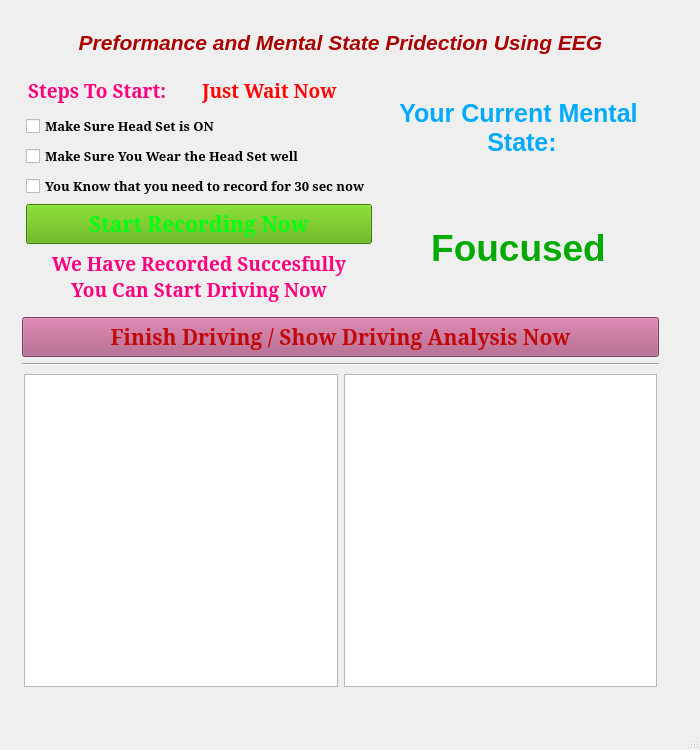
omarmagdy217/Driving-Behavior-Prediction_GP, file FinalGUIVersion1/Final_GUI_Window.ui: the form before one commit.
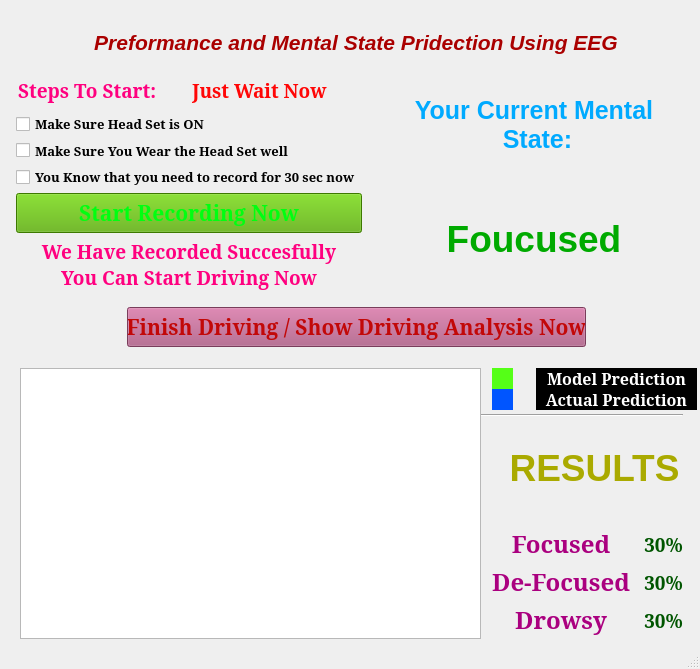
The form after the commit. Custom widgets are drawn as their Qt base class.

The edit to the form file:
```diff
--- a/FinalGUIVersion1/Final_GUI_Window.ui
+++ b/FinalGUIVersion1/Final_GUI_Window.ui
@@ -7,13 +7,13 @@
     <x>0</x>
     <y>0</y>
     <width>700</width>
-    <height>750</height>
+    <height>669</height>
    </rect>
   </property>
   <property name="minimumSize">
    <size>
     <width>700</width>
-    <height>750</height>
+    <height>669</height>
    </size>
   </property>
   <property name="maximumSize">
@@ -46,28 +46,29 @@
      <height>700</height>
     </size>
    </property>
+   <widget class="Line" name="line">
+    <property name="geometry">
+     <rect>
+      <x>22</x>
+      <y>407</y>
+      <width>661</width>
+      <height>16</height>
+     </rect>
+    </property>
+    <property name="orientation">
+     <enum>Qt::Horizontal</enum>
+    </property>
+   </widget>
    <widget class="QWidget" name="">
     <property name="geometry">
      <rect>
       <x>10</x>
-      <y>10</y>
-      <width>661</width>
-      <height>691</height>
+      <y>20</y>
+      <width>692</width>
+      <height>624</height>
      </rect>
     </property>
-    <layout class="QGridLayout" name="gridLayout_5" columnstretch="0">
-     <property name="leftMargin">
-      <number>10</number>
-     </property>
-     <property name="topMargin">
-      <number>10</number>
-     </property>
-     <property name="rightMargin">
-      <number>10</number>
-     </property>
-     <property name="bottomMargin">
-      <number>10</number>
-     </property>
+    <layout class="QGridLayout" name="gridLayout_10">
      <item row="0" column="0">
       <layout class="QGridLayout" name="gridLayout_3">
        <property name="leftMargin">
@@ -400,83 +401,408 @@
       </layout>
      </item>
      <item row="1" column="0">
-      <layout class="QVBoxLayout" name="verticalLayout_3">
+      <layout class="QGridLayout" name="gridLayout_9" columnstretch="0">
        <property name="leftMargin">
-        <number>2</number>
+        <number>5</number>
        </property>
        <property name="topMargin">
-        <number>2</number>
+        <number>5</number>
        </property>
        <property name="rightMargin">
-        <number>2</number>
+        <number>5</number>
        </property>
        <property name="bottomMargin">
-        <number>2</number>
+        <number>5</number>
        </property>
-       <item>
-        <widget class="QPushButton" name="EndDrivingBTN">
-         <property name="minimumSize">
-          <size>
-           <width>306</width>
-           <height>40</height>
-          </size>
-         </property>
-         <property name="font">
-          <font>
-           <pointsize>16</pointsize>
-           <weight>75</weight>
-           <bold>true</bold>
-          </font>
-         </property>
-         <property name="styleSheet">
-          <string notr="true">background-color: rgb(170, 85, 127);
+       <property name="horizontalSpacing">
+        <number>20</number>
+       </property>
+       <item row="0" column="0">
+        <layout class="QHBoxLayout" name="horizontalLayout">
+         <item>
+          <spacer name="horizontalSpacer_3">
+           <property name="orientation">
+            <enum>Qt::Horizontal</enum>
+           </property>
+           <property name="sizeHint" stdset="0">
+            <size>
+             <width>88</width>
+             <height>20</height>
+            </size>
+           </property>
+          </spacer>
+         </item>
+         <item>
+          <widget class="QPushButton" name="EndDrivingBTN">
+           <property name="minimumSize">
+            <size>
+             <width>459</width>
+             <height>40</height>
+            </size>
+           </property>
+           <property name="maximumSize">
+            <size>
+             <width>459</width>
+             <height>40</height>
+            </size>
+           </property>
+           <property name="font">
+            <font>
+             <pointsize>16</pointsize>
+             <weight>75</weight>
+             <bold>true</bold>
+            </font>
+           </property>
+           <property name="styleSheet">
+            <string notr="true">background-color: rgb(170, 85, 127);
 color: rgb(194, 8, 8);</string>
-         </property>
-         <property name="text">
-          <string>Finish Driving / Show Driving Analysis Now</string>
-         </property>
-        </widget>
+           </property>
+           <property name="text">
+            <string>Finish Driving / Show Driving Analysis Now</string>
+           </property>
+          </widget>
+         </item>
+         <item>
+          <spacer name="horizontalSpacer_4">
+           <property name="orientation">
+            <enum>Qt::Horizontal</enum>
+           </property>
+           <property name="sizeHint" stdset="0">
+            <size>
+             <width>98</width>
+             <height>20</height>
+            </size>
+           </property>
+          </spacer>
+         </item>
+        </layout>
        </item>
-       <item>
-        <widget class="Line" name="line">
-         <property name="orientation">
-          <enum>Qt::Horizontal</enum>
-         </property>
-        </widget>
-       </item>
-       <item>
-        <layout class="QGridLayout" name="gridLayout_4">
+       <item row="1" column="0">
+        <layout class="QGridLayout" name="gridLayout_8">
          <property name="leftMargin">
-          <number>2</number>
+          <number>5</number>
          </property>
          <property name="topMargin">
-          <number>2</number>
+          <number>15</number>
          </property>
          <property name="rightMargin">
-          <number>2</number>
+          <number>0</number>
          </property>
-         <property name="bottomMargin">
-          <number>2</number>
+         <property name="horizontalSpacing">
+          <number>11</number>
          </property>
          <item row="0" column="0">
-          <widget class="QGraphicsView" name="graphicsView_1">
+          <widget class="PlotWidget" name="graphicsView">
            <property name="minimumSize">
             <size>
-             <width>300</width>
-             <height>300</height>
+             <width>461</width>
+             <height>271</height>
+            </size>
+           </property>
+           <property name="maximumSize">
+            <size>
+             <width>461</width>
+             <height>271</height>
             </size>
            </property>
           </widget>
          </item>
          <item row="0" column="1">
-          <widget class="QGraphicsView" name="graphicsView_2">
-           <property name="minimumSize">
-            <size>
-             <width>300</width>
-             <height>300</height>
-            </size>
-           </property>
-          </widget>
+          <layout class="QVBoxLayout" name="verticalLayout_3">
+           <item>
+            <layout class="QGridLayout" name="gridLayout_7">
+             <item row="0" column="0">
+              <widget class="QLabel" name="g1">
+               <property name="minimumSize">
+                <size>
+                 <width>21</width>
+                 <height>21</height>
+                </size>
+               </property>
+               <property name="maximumSize">
+                <size>
+                 <width>21</width>
+                 <height>21</height>
+                </size>
+               </property>
+               <property name="styleSheet">
+                <string notr="true">background-color: rgb(85, 255, 23);</string>
+               </property>
+               <property name="text">
+                <string/>
+               </property>
+              </widget>
+             </item>
+             <item row="0" column="1">
+              <spacer name="horizontalSpacer">
+               <property name="orientation">
+                <enum>Qt::Horizontal</enum>
+               </property>
+               <property name="sizeHint" stdset="0">
+                <size>
+                 <width>13</width>
+                 <height>20</height>
+                </size>
+               </property>
+              </spacer>
+             </item>
+             <item row="0" column="2">
+              <widget class="QLabel" name="g2">
+               <property name="minimumSize">
+                <size>
+                 <width>161</width>
+                 <height>21</height>
+                </size>
+               </property>
+               <property name="maximumSize">
+                <size>
+                 <width>161</width>
+                 <height>21</height>
+                </size>
+               </property>
+               <property name="font">
+                <font>
+                 <pointsize>12</pointsize>
+                </font>
+               </property>
+               <property name="styleSheet">
+                <string notr="true">color: rgb(255, 255, 255);
+background-color: rgb(0, 0, 0);</string>
+               </property>
+               <property name="text">
+                <string>Model Prediction</string>
+               </property>
+               <property name="alignment">
+                <set>Qt::AlignCenter</set>
+               </property>
+              </widget>
+             </item>
+             <item row="1" column="0">
+              <widget class="QLabel" name="g3">
+               <property name="minimumSize">
+                <size>
+                 <width>21</width>
+                 <height>21</height>
+                </size>
+               </property>
+               <property name="maximumSize">
+                <size>
+                 <width>21</width>
+                 <height>21</height>
+                </size>
+               </property>
+               <property name="styleSheet">
+                <string notr="true">background-color: rgb(0, 85, 255);</string>
+               </property>
+               <property name="text">
+                <string/>
+               </property>
+              </widget>
+             </item>
+             <item row="1" column="1">
+              <spacer name="horizontalSpacer_2">
+               <property name="orientation">
+                <enum>Qt::Horizontal</enum>
+               </property>
+               <property name="sizeHint" stdset="0">
+                <size>
+                 <width>13</width>
+                 <height>20</height>
+                </size>
+               </property>
+              </spacer>
+             </item>
+             <item row="1" column="2">
+              <widget class="QLabel" name="g4">
+               <property name="minimumSize">
+                <size>
+                 <width>161</width>
+                 <height>21</height>
+                </size>
+               </property>
+               <property name="maximumSize">
+                <size>
+                 <width>161</width>
+                 <height>21</height>
+                </size>
+               </property>
+               <property name="font">
+                <font>
+                 <pointsize>12</pointsize>
+                </font>
+               </property>
+               <property name="styleSheet">
+                <string notr="true">color: rgb(255, 255, 255);
+background-color: rgb(0, 0, 0);</string>
+               </property>
+               <property name="text">
+                <string>Actual Prediction</string>
+               </property>
+               <property name="alignment">
+                <set>Qt::AlignCenter</set>
+               </property>
+              </widget>
+             </item>
+            </layout>
+           </item>
+           <item>
+            <layout class="QGridLayout" name="gridLayout_6">
+             <item row="1" column="0">
+              <layout class="QGridLayout" name="gridLayout_5">
+               <item row="0" column="0">
+                <widget class="QLabel" name="l1">
+                 <property name="font">
+                  <font>
+                   <pointsize>18</pointsize>
+                  </font>
+                 </property>
+                 <property name="styleSheet">
+                  <string notr="true">color: rgb(170, 0, 127);</string>
+                 </property>
+                 <property name="midLineWidth">
+                  <number>0</number>
+                 </property>
+                 <property name="text">
+                  <string>Focused</string>
+                 </property>
+                 <property name="textFormat">
+                  <enum>Qt::AutoText</enum>
+                 </property>
+                 <property name="alignment">
+                  <set>Qt::AlignCenter</set>
+                 </property>
+                </widget>
+               </item>
+               <item row="1" column="0">
+                <widget class="QLabel" name="l2">
+                 <property name="font">
+                  <font>
+                   <pointsize>18</pointsize>
+                  </font>
+                 </property>
+                 <property name="styleSheet">
+                  <string notr="true">color: rgb(170, 0, 127);</string>
+                 </property>
+                 <property name="midLineWidth">
+                  <number>0</number>
+                 </property>
+                 <property name="text">
+                  <string>De-Focused</string>
+                 </property>
+                 <property name="textFormat">
+                  <enum>Qt::AutoText</enum>
+                 </property>
+                 <property name="alignment">
+                  <set>Qt::AlignCenter</set>
+                 </property>
+                </widget>
+               </item>
+               <item row="2" column="0">
+                <widget class="QLabel" name="l3">
+                 <property name="font">
+                  <font>
+                   <pointsize>18</pointsize>
+                  </font>
+                 </property>
+                 <property name="styleSheet">
+                  <string notr="true">color: rgb(170, 0, 127);</string>
+                 </property>
+                 <property name="midLineWidth">
+                  <number>0</number>
+                 </property>
+                 <property name="text">
+                  <string>Drowsy</string>
+                 </property>
+                 <property name="textFormat">
+                  <enum>Qt::AutoText</enum>
+                 </property>
+                 <property name="alignment">
+                  <set>Qt::AlignCenter</set>
+                 </property>
+                </widget>
+               </item>
+              </layout>
+             </item>
+             <item row="1" column="1">
+              <layout class="QGridLayout" name="gridLayout_4">
+               <item row="0" column="0">
+                <widget class="QLabel" name="R1">
+                 <property name="font">
+                  <font>
+                   <pointsize>14</pointsize>
+                  </font>
+                 </property>
+                 <property name="styleSheet">
+                  <string notr="true">color: rgb(0, 85, 0);</string>
+                 </property>
+                 <property name="text">
+                  <string>30%</string>
+                 </property>
+                 <property name="alignment">
+                  <set>Qt::AlignCenter</set>
+                 </property>
+                </widget>
+               </item>
+               <item row="1" column="0">
+                <widget class="QLabel" name="R2">
+                 <property name="font">
+                  <font>
+                   <pointsize>14</pointsize>
+                  </font>
+                 </property>
+                 <property name="styleSheet">
+                  <string notr="true">color: rgb(0, 85, 0);</string>
+                 </property>
+                 <property name="text">
+                  <string>30%</string>
+                 </property>
+                 <property name="alignment">
+                  <set>Qt::AlignCenter</set>
+                 </property>
+                </widget>
+               </item>
+               <item row="2" column="0">
+                <widget class="QLabel" name="R3">
+                 <property name="font">
+                  <font>
+                   <pointsize>14</pointsize>
+                  </font>
+                 </property>
+                 <property name="styleSheet">
+                  <string notr="true">color: rgb(0, 85, 0);</string>
+                 </property>
+                 <property name="text">
+                  <string>30%</string>
+                 </property>
+                 <property name="alignment">
+                  <set>Qt::AlignCenter</set>
+                 </property>
+                </widget>
+               </item>
+              </layout>
+             </item>
+             <item row="0" column="0" colspan="2">
+              <widget class="QLabel" name="l0">
+               <property name="font">
+                <font>
+                 <family>MS Sans Serif</family>
+                 <pointsize>28</pointsize>
+                </font>
+               </property>
+               <property name="styleSheet">
+                <string notr="true">color: rgb(170, 170, 0);</string>
+               </property>
+               <property name="text">
+                <string>RESULTS</string>
+               </property>
+               <property name="alignment">
+                <set>Qt::AlignCenter</set>
+               </property>
+              </widget>
+             </item>
+            </layout>
+           </item>
+          </layout>
          </item>
         </layout>
        </item>
@@ -484,20 +810,6 @@
      </item>
     </layout>
    </widget>
-   <zorder>The_GUI_LABLE</zorder>
-   <zorder>GUI_CHECK_1</zorder>
-   <zorder>GUI_Steps_to_Start</zorder>
-   <zorder>GUI_CHECK_2</zorder>
-   <zorder>StartRecordingBtn</zorder>
-   <zorder>GUI_CHECK_3</zorder>
-   <zorder>RecordingFinished</zorder>
-   <zorder>NotImportantLable</zorder>
-   <zorder>JustWaitNow</zorder>
-   <zorder>MentalStatePart</zorder>
-   <zorder>EndDrivingBTN</zorder>
-   <zorder>graphicsView_1</zorder>
-   <zorder>graphicsView_2</zorder>
-   <zorder>line</zorder>
   </widget>
   <widget class="QMenuBar" name="menubar">
    <property name="geometry">
@@ -505,12 +817,19 @@
      <x>0</x>
      <y>0</y>
      <width>700</width>
-     <height>27</height>
+     <height>21</height>
     </rect>
    </property>
   </widget>
   <widget class="QStatusBar" name="statusbar"/>
  </widget>
+ <customwidgets>
+  <customwidget>
+   <class>PlotWidget</class>
+   <extends>QGraphicsView</extends>
+   <header>pyqtgraph</header>
+  </customwidget>
+ </customwidgets>
  <resources/>
  <connections/>
 </ui>
```
